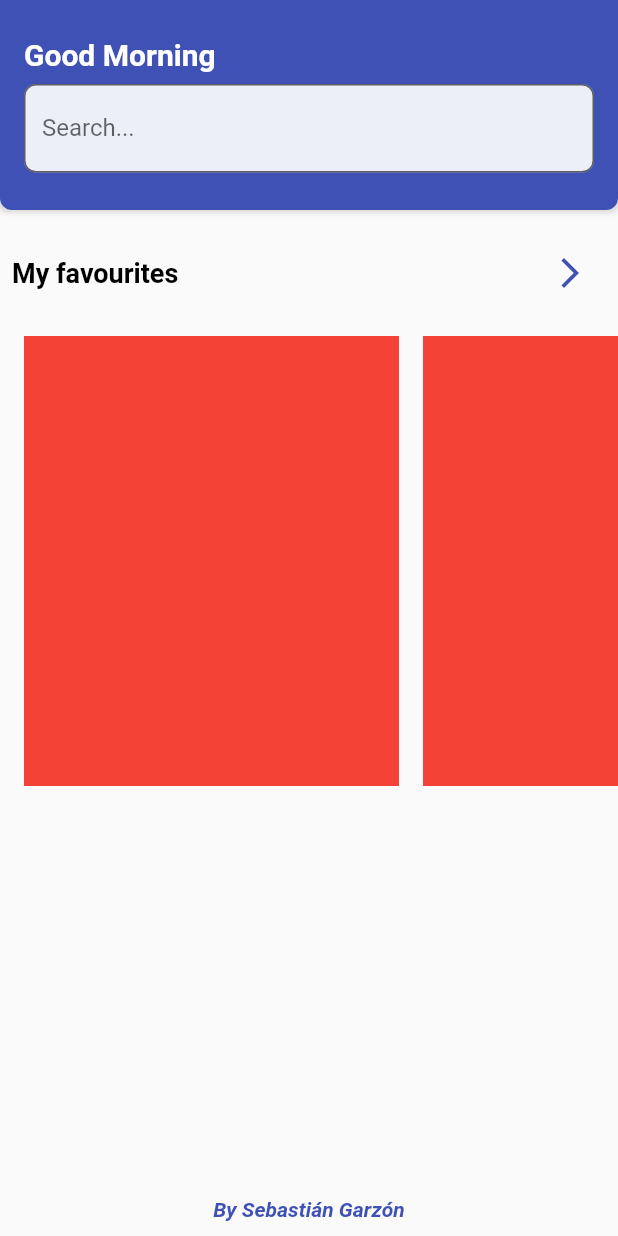
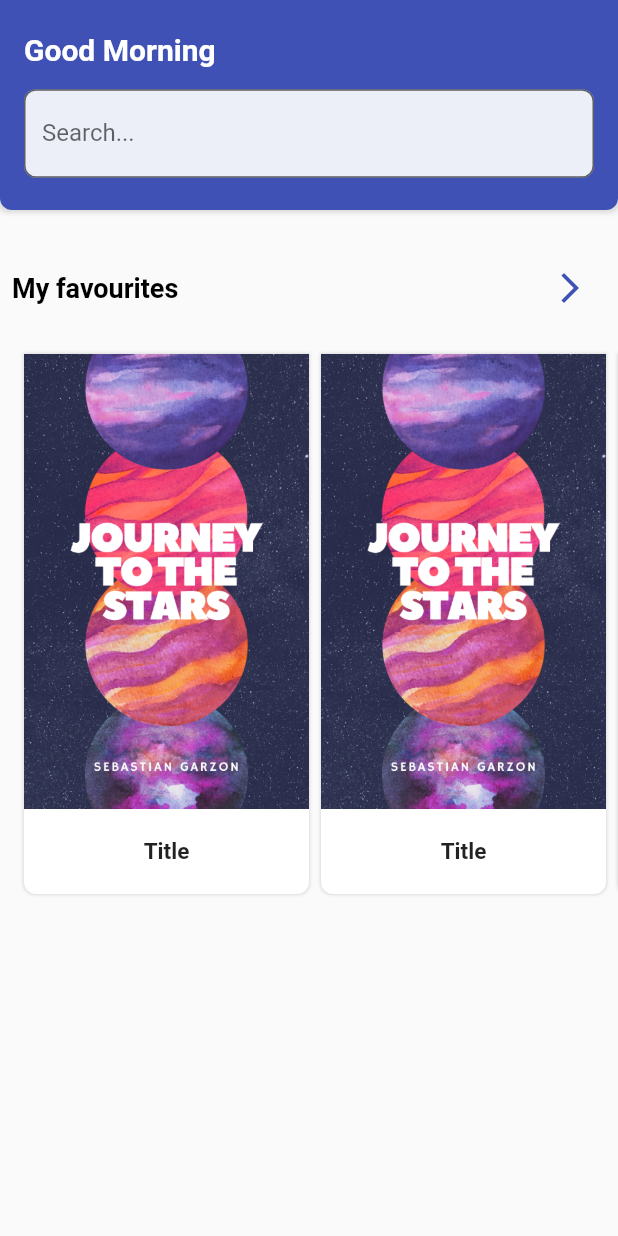
Before and after one commit to nestorsgarzonc/books_app_flutter, a Flutter app: the screen it shows after launch, on a phone screen of 412 x 824 dp. Run offline on Flutter 3.47's test engine with Material 2 defaults, Android fonts, the phone set to English and light mode, and no system bars.

Commit message:
Finished home screen

```diff
--- a/lib/core/scroll/custom_scroll_behavior.dart
+++ b/lib/core/scroll/custom_scroll_behavior.dart
@@ -15,7 +15,6 @@ class CustomScrollBehavior extends MaterialScrollBehavior {
           case TargetPlatform.windows:
             return Scrollbar(
               controller: details.controller,
-              isAlwaysShown: true,
               child: Padding(padding: const EdgeInsets.only(bottom: 5), child: child),
             );
           case TargetPlatform.android:
--- a/lib/ui/home/screens/home_screen.dart
+++ b/lib/ui/home/screens/home_screen.dart
@@ -35,7 +35,7 @@ class HomeScreen extends StatelessWidget {
                     fontWeight: FontWeight.w600,
                   ),
                 ),
-                const SizedBox(height: 8),
+                const SizedBox(height: 15),
                 TextFormField(
                   decoration: const InputDecoration(
                     label: Text('Search...'),
@@ -44,7 +44,7 @@ class HomeScreen extends StatelessWidget {
               ],
             ),
           ),
-          const SizedBox(height: 10),
+          const SizedBox(height: 20),
           TextButton(
             onPressed: () {},
             child: Row(
@@ -61,31 +61,56 @@ class HomeScreen extends StatelessWidget {
               ],
             ),
           ),
-          const SizedBox(height: 10),
+          const SizedBox(height: 12),
           SizedBox(
-            height: 300,
+            height: 360,
             width: double.infinity,
-            child: ListView.builder(
+            child: ListView.separated(
+              separatorBuilder: (context, _) => const SizedBox(width: 8),
+              itemCount: 10,
               scrollDirection: Axis.horizontal,
-              itemBuilder: (context, index) => Container(
-                margin: const EdgeInsets.only(left: 16),
-                color: Colors.red,
-                height: 250,
-                width: 250,
-              ),
+              itemBuilder: (context, i) {
+                if (i == 0) {
+                  return const SizedBox(width: 8);
+                }
+                return InkWell(
+                  onTap: () {},
+                  child: Ink(
+                    width: 190,
+                    decoration: const BoxDecoration(
+                      borderRadius: BorderRadius.only(
+                        bottomLeft: Radius.circular(8),
+                        bottomRight: Radius.circular(8),
+                      ),
+                      boxShadow: [
+                        BoxShadow(color: Colors.black12, blurRadius: 1, spreadRadius: 0.5)
+                      ],
+                      color: Colors.white,
+                    ),
+                    child: Column(
+                      mainAxisAlignment: MainAxisAlignment.spaceBetween,
+                      children: [
+                        Flexible(
+                          child: Image.asset(
+                            'assets/images/book_cover.png',
+                            fit: BoxFit.cover,
+                          ),
+                        ),
+                        const Text(
+                          'Title',
+                          style: TextStyle(
+                            fontWeight: FontWeight.w600,
+                            fontSize: 15,
+                          ),
+                        ),
+                        const SizedBox(),
+                      ],
+                    ),
+                  ),
+                );
+              },
             ),
           ),
-          const Spacer(),
-          Text(
-            'By Sebastián Garzón',
-            style: TextStyle(
-              color: Theme.of(context).primaryColor,
-              fontSize: 14,
-              fontStyle: FontStyle.italic,
-              fontWeight: FontWeight.w700,
-            ),
-          ),
-          const SizedBox(height: 10),
         ],
       ),
     );
```
